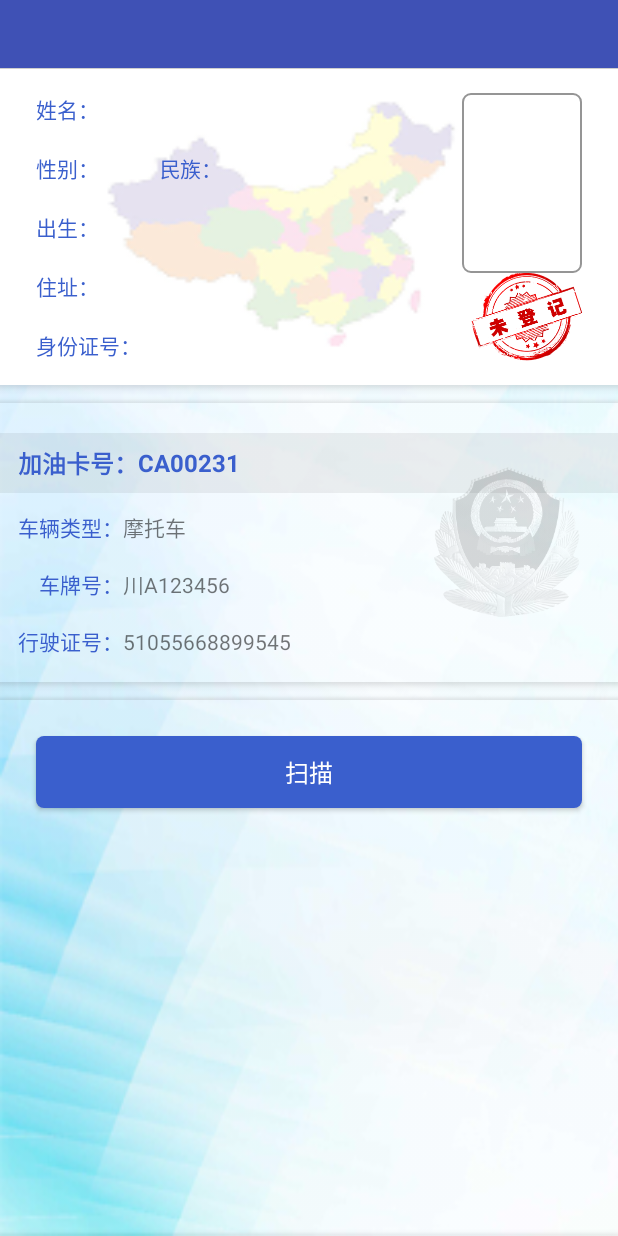
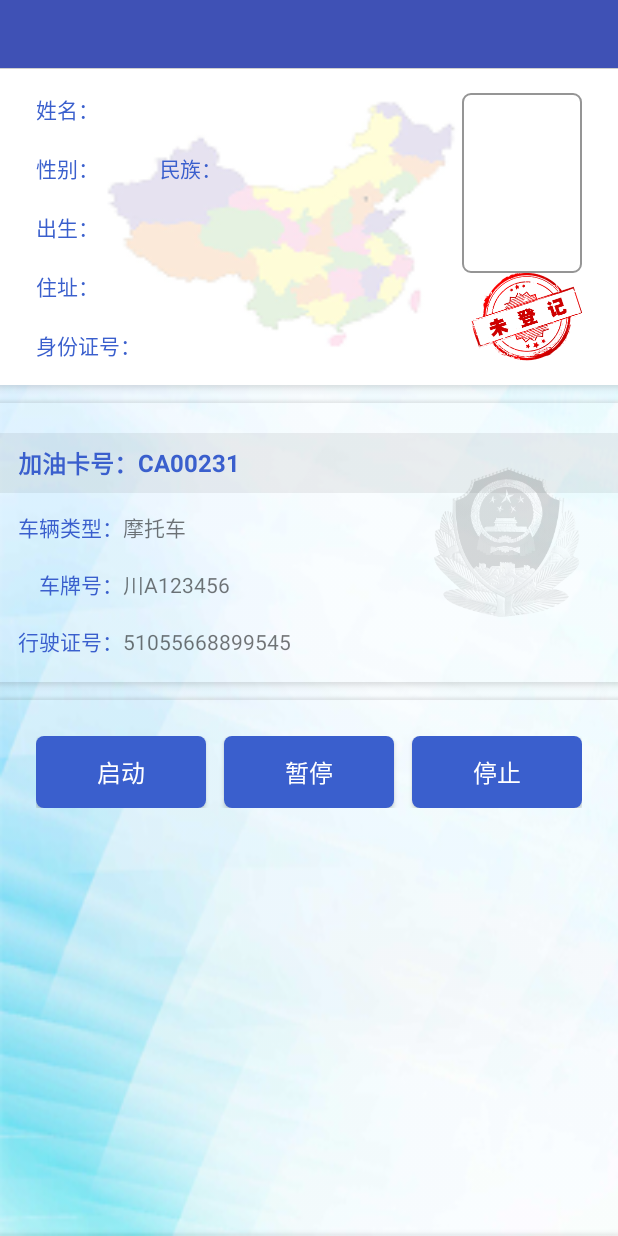
Before and after one commit to jackyflame/HouspitalScaner, an Android app: the layout activity_main.xml on its own in the app's theme, with its tools: preview values and no code run, on a phone screen of 412 x 824 dp. Run offline under Robolectric (Android 15) with nearby library versions, the phone set to English and light mode, and no system bars.

Commit message:
完成身份证扫描功能；

```diff
--- a/app/src/main/res/layout/activity_main.xml
+++ b/app/src/main/res/layout/activity_main.xml
@@ -38,7 +38,7 @@
                 <TextView
                     style="@style/lab_value_black"
                     android:layout_alignBaseline="@+id/txv_lable_name"
-                    android:layout_toEndOf="@+id/txv_lable_name"
+                    android:layout_toRightOf="@+id/txv_lable_name"
                     android:text="@{viewModel.idInfor.name}" />
 
                 <!--头像-->
@@ -64,7 +64,7 @@
                     android:id="@+id/txv_sex"
                     style="@style/lab_value_black"
                     android:layout_alignBaseline="@+id/txv_lable_sex"
-                    android:layout_toEndOf="@+id/txv_lable_sex"
+                    android:layout_toRightOf="@+id/txv_lable_sex"
                     android:text="@{viewModel.idInfor.sex}" />
 
                 <!--民族-->
@@ -80,7 +80,7 @@
                     android:id="@+id/txv_nation"
                     style="@style/lab_value_black"
                     android:layout_alignBaseline="@+id/txv_lable_nation"
-                    android:layout_toEndOf="@+id/txv_lable_nation"
+                    android:layout_toRightOf="@+id/txv_lable_nation"
                     android:text="@{viewModel.idInfor.nation}" />
 
                 <!--出生-->
@@ -95,8 +95,8 @@
                 <TextView
                     style="@style/lab_value_black"
                     android:layout_alignBaseline="@+id/txv_lable_born"
-                    android:layout_toEndOf="@+id/txv_lable_born"
-                    android:text="@{@string/id_birthday_format(viewModel.idInfor.year,viewModel.idInfor.month,viewModel.idInfor.day)}" />
+                    android:layout_toRightOf="@+id/txv_lable_born"
+                    android:text="@{viewModel.idInfor.birthday}" />
 
                 <!--住址-->
                 <LinearLayout
@@ -105,7 +105,7 @@
                     android:layout_below="@+id/txv_lable_born"
                     android:layout_marginRight="@dimen/padding_m"
                     android:layout_marginTop="@dimen/idcard_row_pading"
-                    android:layout_toStartOf="@+id/img_header"
+                    android:layout_toLeftOf="@+id/img_header"
                     android:layout_width="wrap_content"
                     android:layout_height="wrap_content">
 
@@ -126,7 +126,7 @@
                 <TextView
                     android:id="@+id/txv_lable_idnum"
                     style="@style/lab_title_blue"
-                    android:layout_alignParentStart="true"
+                    android:layout_alignParentLeft="true"
                     android:layout_below="@+id/lin_address"
                     android:layout_marginTop="@dimen/idcard_row_pading"
                     android:text="@string/lable_idnum" />
@@ -134,7 +134,7 @@
                 <TextView
                     style="@style/lab_value_black"
                     android:layout_alignBaseline="@+id/txv_lable_idnum"
-                    android:layout_toEndOf="@+id/txv_lable_idnum"
+                    android:layout_toRightOf="@+id/txv_lable_idnum"
                     android:text="@{viewModel.idInfor.num}" />
 
                 <ImageView
@@ -253,11 +253,55 @@
             android:layout_width="match_parent"
             android:layout_height="wrap_content"
             android:layout_margin="@dimen/padding_xxl"
+            android:visibility="gone"
             android:text="扫描"
             android:textSize="@dimen/text_l"
             android:textColor="@color/white"
             android:onClick="@{viewModel.onScanClick}"
-            android:background="@drawable/bg_corner_blue_5"/>
+            android:background="@drawable/bg_corner_blue_gray_5_selector"/>
+
+        <LinearLayout
+            android:layout_margin="@dimen/padding_xxl"
+            android:layout_width="match_parent"
+            android:layout_height="wrap_content"
+            android:orientation="horizontal">
+
+            <Button
+                android:id="@+id/mButtonStart"
+                android:layout_width="0dp"
+                android:layout_height="wrap_content"
+                android:layout_weight="1"
+                android:text="启动"
+                android:textSize="@dimen/text_l"
+                android:textColor="@color/white"
+                android:onClick="onClick"
+                android:background="@drawable/bg_corner_blue_gray_5_selector"/>
+
+            <Button
+                android:id="@+id/mButtonPause"
+                android:layout_width="0dp"
+                android:layout_height="wrap_content"
+                android:layout_weight="1"
+                android:layout_marginLeft="@dimen/padding_l"
+                android:text="暂停"
+                android:textSize="@dimen/text_l"
+                android:textColor="@color/white"
+                android:onClick="onClick"
+                android:background="@drawable/bg_corner_blue_gray_5_selector"/>
+
+            <Button
+                android:id="@+id/mButtonStop"
+                android:layout_width="0dp"
+                android:layout_height="wrap_content"
+                android:layout_weight="1"
+                android:layout_marginLeft="@dimen/padding_l"
+                android:text="停止"
+                android:textSize="@dimen/text_l"
+                android:textColor="@color/white"
+                android:onClick="onClick"
+                android:background="@drawable/bg_corner_blue_gray_5_selector"/>
+
+        </LinearLayout>
 
     </LinearLayout>
 
--- /dev/null
+++ b/baselibrary/src/main/res/drawable/bg_corner_blue_gray_5_selector.xml
@@ -0,0 +1,8 @@
+<?xml version="1.0" encoding="utf-8"?>
+<selector xmlns:android="http://schemas.android.com/apk/res/android">
+    <item android:drawable="@drawable/bg_corner_blue_5" android:state_checked="true"></item>
+    <item android:drawable="@drawable/bg_corner_blue_5" android:state_selected="true"></item>
+    <item android:drawable="@drawable/bg_corner_blue_5" android:state_focused="true"></item>
+    <item android:drawable="@drawable/bg_corner_gray_5" android:state_enabled="false"></item>
+    <item android:drawable="@drawable/bg_corner_blue_5"></item>
+</selector>
--- /dev/null
+++ b/baselibrary/src/main/res/drawable/bg_corner_gray_5.xml
@@ -0,0 +1,7 @@
+<?xml version="1.0" encoding="utf-8"?>
+
+<shape xmlns:android="http://schemas.android.com/apk/res/android"
+    android:shape="rectangle">
+    <solid android:color="@color/grey_dark" />
+    <corners android:radius="5dp" />
+</shape>
```
Also changed, not shown: app/src/main/java/com/jf/houspitalscaner/net/entity/IDInfor.java (+21 -23 lines), app/src/main/java/com/jf/houspitalscaner/ui/BaseReadCardActivity.java (+24 -81 lines), app/src/main/java/com/jf/houspitalscaner/ui/MainActivity.java (+13 -5 lines), app/src/main/java/com/jf/houspitalscaner/vm/MainVM.java (+4 -5 lines).
